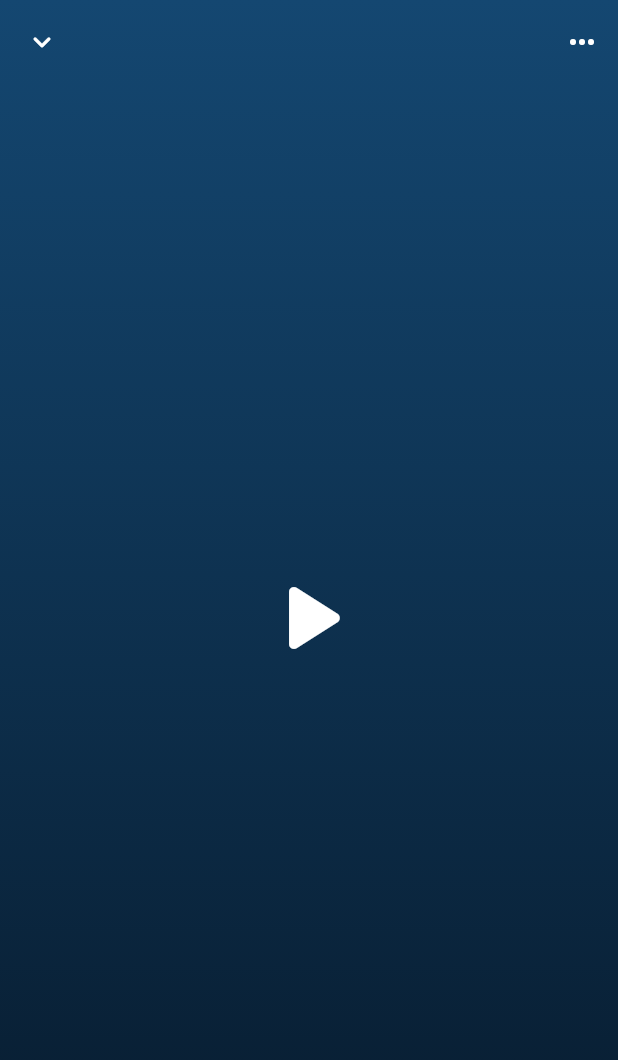
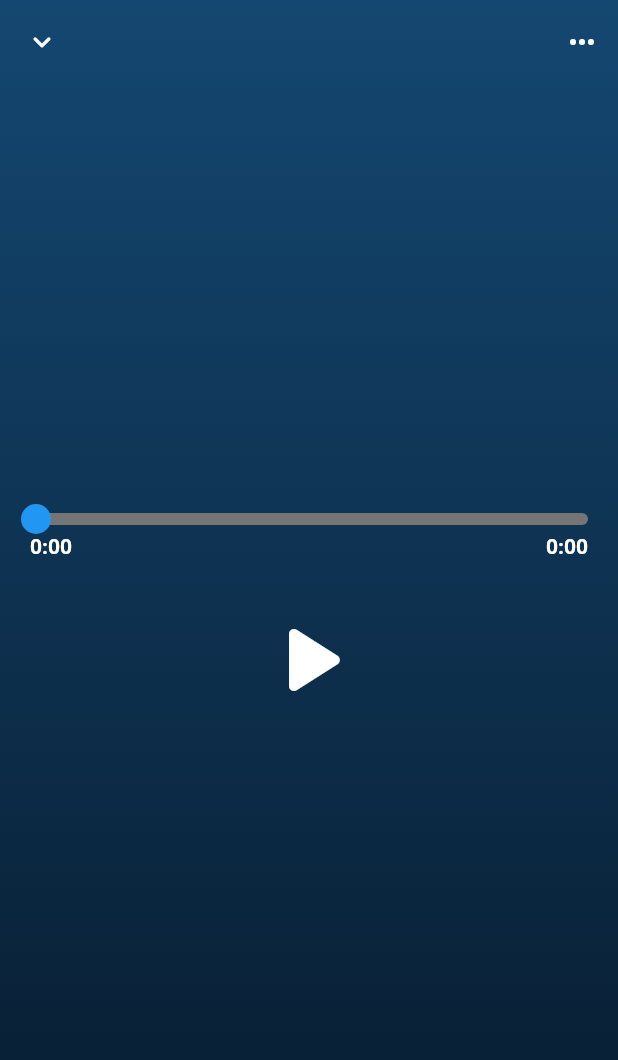
Before and after one commit to 9reis/flutter_audio_players, a Flutter app: the screen it shows after launch, on a phone screen of 412 x 824 dp. Shown: the top 1060 px of the screen. Run offline on Flutter 3.47's test engine with Material 2 defaults, Android fonts, the light colour scheme and no system bars; drawn by our look-alikes of audio_video_progress_bar; our stand-ins replace just_audio, rxdart.

Commit message:
Progress Bar

```diff
--- a/lib/main.dart
+++ b/lib/main.dart
@@ -1,5 +1,7 @@
+import 'package:audio_video_progress_bar/audio_video_progress_bar.dart';
 import 'package:flutter/material.dart';
 import 'package:just_audio/just_audio.dart';
+import 'package:rxdart/rxdart.dart';
 
 void main() {
   runApp(const MyApp());
@@ -21,6 +23,14 @@ class MyApp extends StatelessWidget {
   }
 }
 
+class PositionData {
+  const PositionData(this.position, this.bufferedPosition, this.duration);
+
+  final Duration position;
+  final Duration bufferedPosition;
+  final Duration duration;
+}
+
 class AudioPlayerScreen extends StatefulWidget {
   const AudioPlayerScreen({super.key});
 
@@ -30,6 +40,15 @@ class AudioPlayerScreen extends StatefulWidget {
 
 class _AudioPlayerScreenState extends State<AudioPlayerScreen> {
   late AudioPlayer _audioPlayer;
+
+  Stream<PositionData> get _positionDataStream =>
+      Rx.combineLatest3<Duration, Duration, Duration?, PositionData>(
+        _audioPlayer.positionStream,
+        _audioPlayer.bufferedPositionStream,
+        _audioPlayer.durationStream,
+        (position, bufferedPosition, duration) =>
+            PositionData(position, bufferedPosition, duration ?? Duration.zero),
+      );
 
   @override
   void initState() {
@@ -78,6 +97,27 @@ class _AudioPlayerScreenState extends State<AudioPlayerScreen> {
         child: Column(
           mainAxisAlignment: MainAxisAlignment.center,
           children: [
+            StreamBuilder<PositionData>(
+              stream: _positionDataStream,
+              builder: (context, snapshot) {
+                final positionData = snapshot.data;
+                return ProgressBar(
+                  barHeight: 8,
+                  baseBarColor: Colors.grey[600],
+                  bufferedBarColor: Colors.grey,
+                  progressBarColor: Colors.red,
+                  timeLabelTextStyle: TextStyle(
+                    color: Colors.white,
+                    fontWeight: FontWeight.w600,
+                  ),
+                  progress: positionData!.position ?? Duration.zero,
+                  buffered: positionData!.bufferedPosition ?? Duration.zero,
+                  total: positionData!.duration ?? Duration.zero,
+                  onSeek: _audioPlayer.seek,
+                );
+              },
+            ),
+            SizedBox(height: 20),
             Controls(audioPlayer: _audioPlayer),
           ],
         ),
```
